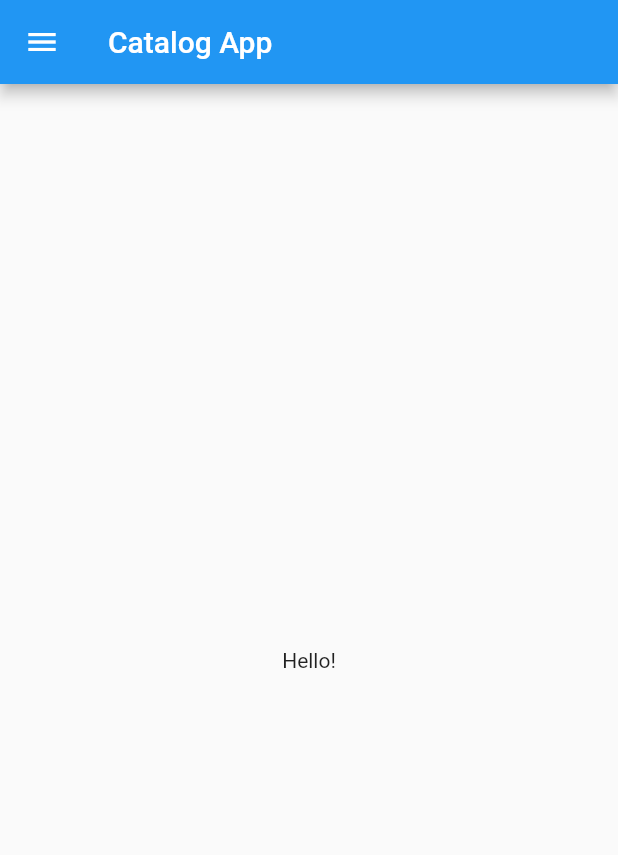
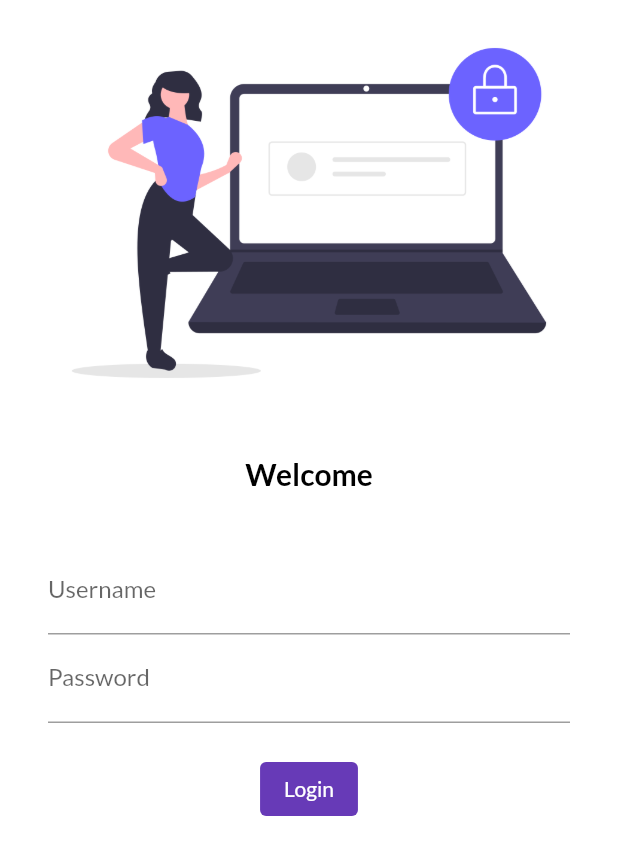
Before and after one commit to TheYash10/CatalogApp, a Flutter app: the screen it shows after launch, on a phone screen of 412 x 824 dp. Shown: the top 855 px of the screen. Run offline on Flutter 3.47's test engine with Material 2 defaults, Android fonts, the phone set to English and light mode, and no system bars; our stand-ins replace google_fonts.

Commit message:
Second  Commit

```diff
--- a/lib/main.dart
+++ b/lib/main.dart
@@ -1,15 +1,28 @@
-import "package:catalog_app/Home_Page.dart";
+import 'package:catalog_app/pages/Home_Page.dart';
+import 'package:catalog_app/pages/LoginPage.dart';
 import "package:flutter/material.dart";
+// ignore: depend_on_referenced_packages
+import "package:google_fonts/google_fonts.dart";
 
 void main() {
-  runApp(const myApp());
+  runApp(const MyApp());
 }
 
-class myApp extends StatelessWidget {
-  const myApp({super.key});
+class MyApp extends StatelessWidget {
+  const MyApp({super.key});
 
   @override
   Widget build(BuildContext context) {
-    return HomePage();
+    return MaterialApp(
+      theme: ThemeData(
+        primaryColor: Colors.deepPurple,
+        fontFamily: GoogleFonts.lato().fontFamily,
+      ),
+      initialRoute: "/login",
+      routes: {
+        "/": (context) => HomePage(),
+        "/login": (context) => LoginPage(),
+      },
+    );
   }
 }
--- a/lib/Home_Page.dart
+++ b/lib/pages/Home_Page.dart
@@ -8,11 +8,12 @@ class HomePage extends StatelessWidget {
     return MaterialApp(
       home: Scaffold(
         appBar: AppBar(
+          centerTitle: true,
           title: Text("Catalog App"),
         ),
         body: Center(
           child: Container(
-            child: Text("Hello!"),
+            child: Text("Byee!"),
           ),
         ),
         drawer: Drawer(),
--- /dev/null
+++ b/lib/pages/LoginPage.dart
@@ -0,0 +1,72 @@
+import 'package:flutter/material.dart';
+
+class LoginPage extends StatelessWidget {
+  const LoginPage({super.key});
+
+  @override
+  Widget build(BuildContext context) {
+    return SafeArea(
+      child: Material(
+        color: Colors.white,
+        child: Column(
+          children: [
+            Image.asset(
+              "assets/images/login_image.png",
+              fit: BoxFit.cover,
+            ),
+            const SizedBox(
+              height: 20,
+            ),
+            const Text(
+              "Welcome",
+              style: TextStyle(
+                fontSize: 20,
+                color: Colors.black,
+                fontWeight: FontWeight.bold,
+              ),
+            ),
+            const SizedBox(
+              height: 20,
+            ),
+            Padding(
+              padding: EdgeInsets.symmetric(
+                vertical: 16,
+                horizontal: 32,
+              ),
+              child: Column(
+                children: [
+                  TextFormField(
+                    decoration: InputDecoration(
+                      hintText: "Enter Username",
+                      labelText: "Username",
+                    ),
+                  ),
+                  TextFormField(
+                    obscureText: true,
+                    decoration: InputDecoration(
+                      hintText: "Enter Password",
+                      labelText: "Password",
+                    ),
+                  ),
+                  SizedBox(
+                    height: 20,
+                  ),
+                  ElevatedButton(
+                    onPressed: null,
+                    style: ButtonStyle(
+                        backgroundColor:
+                            MaterialStatePropertyAll(Colors.deepPurple)),
+                    child: Text(
+                      "Login",
+                      style: TextStyle(color: Colors.white),
+                    ),
+                  ),
+                ],
+              ),
+            ),
+          ],
+        ),
+      ),
+    );
+  }
+}
```
Also changed, not shown: pubspec.yaml (+5 -7 lines), assets/images/login_image.png (added), pubspec.lock, 1 other file.
